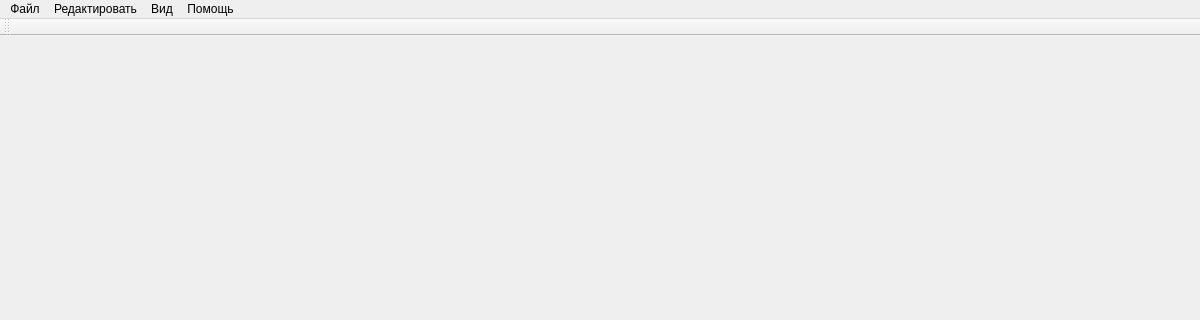
Qt form src/cmanager.ui (Egor-Ananko-650503/CManager) before a commit; both pictures show x 0 to 1200 and y 0 to 320 of the 1200 by 768 pixel window.
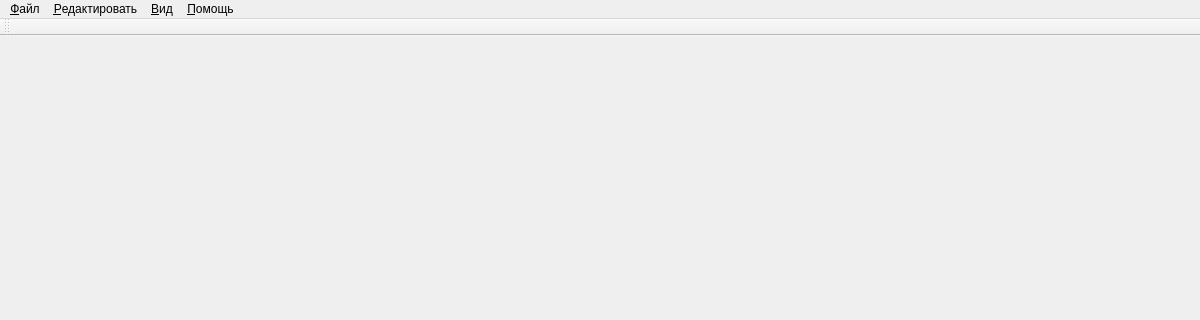
The same form after that commit.

```diff
--- a/src/cmanager.ui
+++ b/src/cmanager.ui
@@ -56,30 +56,30 @@
      <height>21</height>
     </rect>
    </property>
-   <widget class="QMenu" name="File">
+   <widget class="QMenu" name="file">
     <property name="title">
-     <string>Файл</string>
+     <string>&amp;Файл</string>
     </property>
    </widget>
-   <widget class="QMenu" name="Edit">
+   <widget class="QMenu" name="edit">
     <property name="title">
-     <string>Редактировать</string>
+     <string>&amp;Редактировать</string>
     </property>
    </widget>
-   <widget class="QMenu" name="View">
+   <widget class="QMenu" name="view">
     <property name="title">
-     <string>Вид</string>
+     <string>&amp;Вид</string>
     </property>
    </widget>
-   <widget class="QMenu" name="Halp">
+   <widget class="QMenu" name="halp">
     <property name="title">
-     <string>Помощь</string>
+     <string>&amp;Помощь</string>
     </property>
    </widget>
-   <addaction name="File"/>
-   <addaction name="Edit"/>
-   <addaction name="View"/>
-   <addaction name="Halp"/>
+   <addaction name="file"/>
+   <addaction name="edit"/>
+   <addaction name="view"/>
+   <addaction name="halp"/>
   </widget>
   <widget class="QToolBar" name="mainToolBar">
    <attribute name="toolBarArea">
```
Left out of the diff: 14 changed lines with no effect on the pictures.
